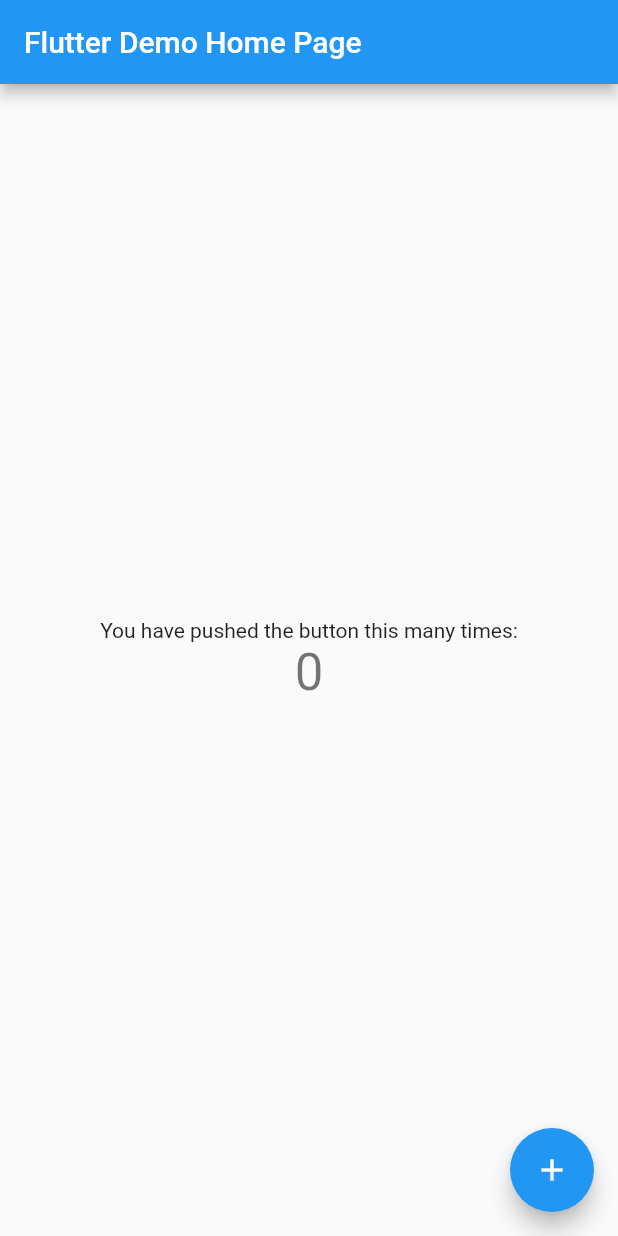
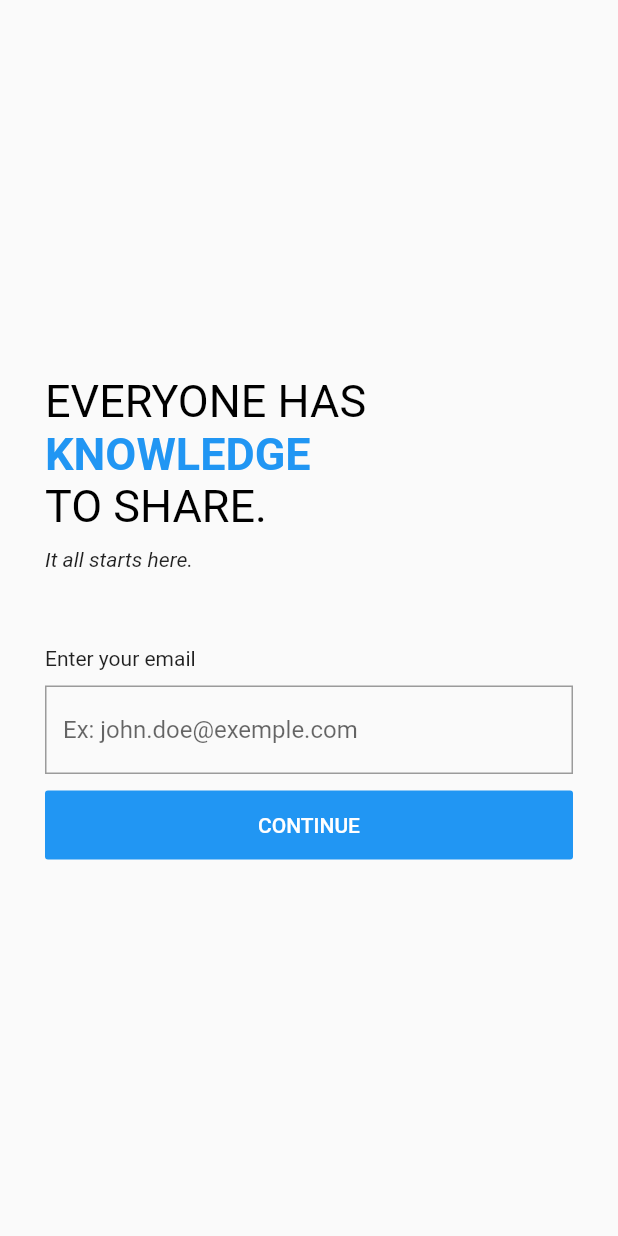
Before and after one commit to kamel-yhf/leadee, a Flutter app: the screen it shows after launch, on a phone screen of 412 x 824 dp. Run offline on Flutter 3.47's test engine with Material 2 defaults, Android fonts, the phone set to English and light mode, and no system bars.

Commit message:
Screen Auth

```diff
--- a/lib/main.dart
+++ b/lib/main.dart
@@ -1,117 +1,15 @@
 import 'package:flutter/material.dart';
+import 'package:laedeetuto/screens/guest/Auth.dart';
 
-void main() {
-  runApp(MyApp());
-}
+void main() => runApp(App());
 
-class MyApp extends StatelessWidget {
-  // This widget is the root of your application.
+class App extends StatelessWidget {
   @override
   Widget build(BuildContext context) {
     return MaterialApp(
+      debugShowCheckedModeBanner: false,
       title: 'Flutter Demo',
-      theme: ThemeData(
-        // This is the theme of your application.
-        //
-        // Try running your application with "flutter run". You'll see the
-        // application has a blue toolbar. Then, without quitting the app, try
-        // changing the primarySwatch below to Colors.green and then invoke
-        // "hot reload" (press "r" in the console where you ran "flutter run",
-        // or simply save your changes to "hot reload" in a Flutter IDE).
-        // Notice that the counter didn't reset back to zero; the application
-        // is not restarted.
-        primarySwatch: Colors.blue,
-        // This makes the visual density adapt to the platform that you run
-        // the app on. For desktop platforms, the controls will be smaller and
-        // closer together (more dense) than on mobile platforms.
-        visualDensity: VisualDensity.adaptivePlatformDensity,
-      ),
-      home: MyHomePage(title: 'Flutter Demo Home Page'),
+      home: AuthScreen(),
     );
   }
 }
-
-class MyHomePage extends StatefulWidget {
-  MyHomePage({Key key, this.title}) : super(key: key);
-
-  // This widget is the home page of your application. It is stateful, meaning
-  // that it has a State object (defined below) that contains fields that affect
-  // how it looks.
-
-  // This class is the configuration for the state. It holds the values (in this
-  // case the title) provided by the parent (in this case the App widget) and
-  // used by the build method of the State. Fields in a Widget subclass are
-  // always marked "final".
-
-  final String title;
-
-  @override
-  _MyHomePageState createState() => _MyHomePageState();
-}
-
-class _MyHomePageState extends State<MyHomePage> {
-  int _counter = 0;
-
-  void _incrementCounter() {
-    setState(() {
-      // This call to setState tells the Flutter framework that something has
-      // changed in this State, which causes it to rerun the build method below
-      // so that the display can reflect the updated values. If we changed
-      // _counter without calling setState(), then the build method would not be
-      // called again, and so nothing would appear to happen.
-      _counter++;
-    });
-  }
-
-  @override
-  Widget build(BuildContext context) {
-    // This method is rerun every time setState is called, for instance as done
-    // by the _incrementCounter method above.
-    //
-    // The Flutter framework has been optimized to make rerunning build methods
-    // fast, so that you can just rebuild anything that needs updating rather
-    // than having to individually change instances of widgets.
-    return Scaffold(
-      appBar: AppBar(
-        // Here we take the value from the MyHomePage object that was created by
-        // the App.build method, and use it to set our appbar title.
-        title: Text(widget.title),
-      ),
-      body: Center(
-        // Center is a layout widget. It takes a single child and positions it
-        // in the middle of the parent.
-        child: Column(
-          // Column is also a layout widget. It takes a list of children and
-          // arranges them vertically. By default, it sizes itself to fit its
-          // children horizontally, and tries to be as tall as its parent.
-          //
-          // Invoke "debug painting" (press "p" in the console, choose the
-          // "Toggle Debug Paint" action from the Flutter Inspector in Android
-          // Studio, or the "Toggle Debug Paint" command in Visual Studio Code)
-          // to see the wireframe for each widget.
-          //
-          // Column has various properties to control how it sizes itself and
-          // how it positions its children. Here we use mainAxisAlignment to
-          // center the children vertically; the main axis here is the vertical
-          // axis because Columns are vertical (the cross axis would be
-          // horizontal).
-          mainAxisAlignment: MainAxisAlignment.center,
-          children: <Widget>[
-            Text(
-              'You have pushed the button this many times:',
-            ),
-            Text(
-              '$_counter',
-              style: Theme.of(context).textTheme.headline4,
-            ),
-          ],
-        ),
-      ),
-      floatingActionButton: FloatingActionButton(
-        onPressed: _incrementCounter,
-        tooltip: 'Increment',
-        child: Icon(Icons.add),
-      ), // This trailing comma makes auto-formatting nicer for build methods.
-    );
-  }
-}
--- /dev/null
+++ b/lib/screens/guest/Auth.dart
@@ -0,0 +1,105 @@
+import 'package:flutter/material.dart';
+
+class AuthScreen extends StatefulWidget {
+  @override
+  _AuthScreenState createState() => _AuthScreenState();
+}
+
+class _AuthScreenState extends State<AuthScreen> {
+  @override
+  Widget build(BuildContext context) {
+    return SafeArea(
+      child: Scaffold(
+        body: Center(
+          child: SingleChildScrollView(
+            padding: EdgeInsets.symmetric(
+              horizontal: 30.0,
+            ),
+            child: Column(
+              crossAxisAlignment: CrossAxisAlignment.start,
+              children: [
+                RichText(
+                  text: TextSpan(
+                    text: "Everyone has\n".toUpperCase(),
+                    style: TextStyle(
+                      color: Colors.black,
+                      fontSize: 30.0,
+                    ),
+                    children: [
+                      TextSpan(
+                        text: "knowledge\n".toUpperCase(),
+                        style: TextStyle(
+                          color: Theme.of(context).primaryColor,
+                          fontWeight: FontWeight.bold,
+                        ),
+                      ),
+                      TextSpan(
+                        text: "to share.".toUpperCase(),
+                      ),
+                    ],
+                  ),
+                ),
+                SizedBox(
+                  height: 10.0,
+                ),
+                Text(
+                  "It all starts here.",
+                  style: TextStyle(
+                    fontStyle: FontStyle.italic,
+                  ),
+                ),
+                SizedBox(
+                  height: 50.0,
+                ),
+                Form(
+                  child: Column(
+                    crossAxisAlignment: CrossAxisAlignment.stretch,
+                    children: [
+                      Text("Enter your email"),
+                      SizedBox(
+                        height: 10.0,
+                      ),
+                      TextFormField(
+                        decoration: InputDecoration(
+                            hintText: "Ex: john.doe@exemple.com",
+                            border: OutlineInputBorder(
+                              borderRadius: BorderRadius.circular(0.0),
+                              borderSide: BorderSide(
+                                color: Colors.grey,
+                              ),
+                            ),
+                            focusedBorder: OutlineInputBorder(
+                              borderRadius: BorderRadius.circular(0.0),
+                              borderSide: BorderSide(
+                                color: Colors.grey,
+                              ),
+                            )),
+                      ),
+                      SizedBox(
+                        height: 10.0,
+                      ),
+                      RaisedButton(
+                        color: Theme.of(context).primaryColor,
+                        elevation: 0.0,
+                        padding: EdgeInsets.symmetric(
+                          vertical: 15.0,
+                        ),
+                        onPressed: () => print('send'),
+                        child: Text(
+                          "continue".toUpperCase(),
+                          style: TextStyle(
+                            color: Colors.white,
+                          ),
+                        ),
+                      )
+                    ],
+                  ),
+                )
+              ],
+            ),
+          ),
+        ),
+      ),
+    );
+  }
+}
```
Also changed, not shown: 1 other file.
